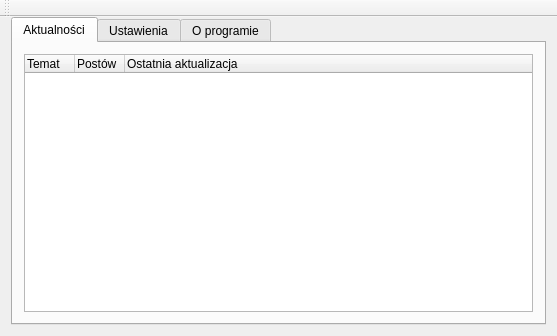
This is ui/mainwindow.ui in poxip/qcodedesk as Qt 5 draws it before an edit. The edited form follows.
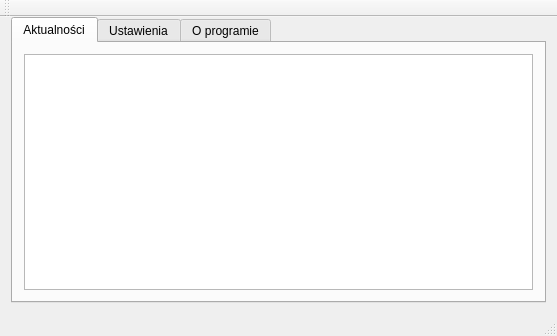
This is the edited form. Icons and pictures are not drawn.

Commit message: Show errors/warnings in status bar instead of showing notification

Diff of the .ui file:
```diff
--- a/ui/mainwindow.ui
+++ b/ui/mainwindow.ui
@@ -85,7 +85,7 @@
              <bool>false</bool>
             </property>
             <attribute name="headerVisible">
-             <bool>true</bool>
+             <bool>false</bool>
             </attribute>
             <attribute name="headerCascadingSectionResizes">
              <bool>false</bool>
@@ -347,6 +347,7 @@
     <bool>false</bool>
    </attribute>
   </widget>
+  <widget class="QStatusBar" name="statusBar"/>
   <action name="actionAboutButton">
    <property name="text">
     <string>O programie</string>
```
The commit also changes 1 other file.
